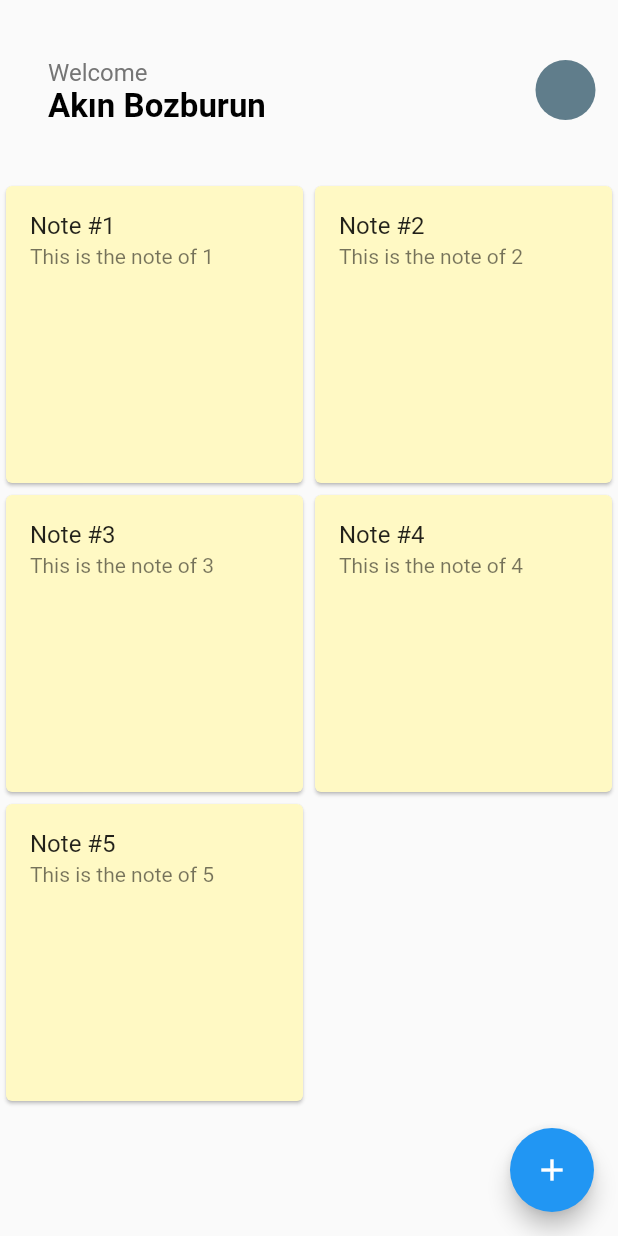
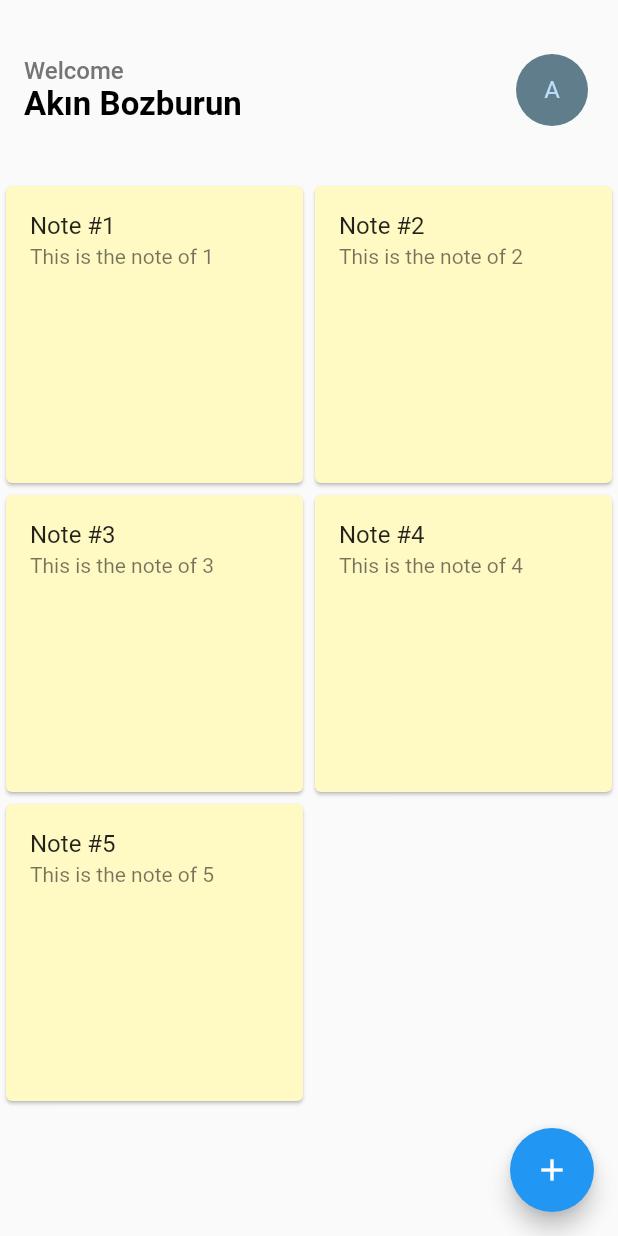
Before and after one commit to AkinBozburun/Note-App-Flutter, a Flutter app: the screen it shows after launch, on a phone screen of 412 x 824 dp. Run offline on Flutter 3.47's test engine with Material 2 defaults, Android fonts, the phone set to English and light mode, and no system bars.

Commit message:
Create custom widgets

```diff
--- a/lib/view/notes_page.dart
+++ b/lib/view/notes_page.dart
@@ -1,5 +1,6 @@
 import 'package:flutter/material.dart';
 import 'package:flutter/services.dart';
+import 'package:my_notes_app/widgets.dart';
 
 class NotesPage extends StatefulWidget
 {
@@ -20,10 +21,14 @@ class _NotesPageState extends State<NotesPage>
     (
       appBar: AppBar
       (
-        title: ListTile
+        title: Column
         (
-          title: Text("Welcome",style: TextStyle(color: Colors.grey.shade600,fontSize: 16)),
-          subtitle: Text(gelenKullanici,style: const TextStyle(color: Colors.black,fontWeight: FontWeight.bold,fontSize: 22)),
+          crossAxisAlignment: CrossAxisAlignment.start,
+          children:
+          [
+            Text("Welcome",style: TextStyle(color: Colors.grey.shade600,fontSize: 16)),
+            Text(gelenKullanici,style: const TextStyle(color: Colors.black,fontWeight: FontWeight.bold,fontSize: 22)),
+          ],
         ),
         backgroundColor: Colors.transparent,
         systemOverlayStyle: const SystemUiOverlayStyle
@@ -33,10 +38,10 @@ class _NotesPageState extends State<NotesPage>
         ),
         elevation: 0,
         toolbarHeight: 120,
-        actions: const [Padding
+        actions: [Padding
         (
-          padding:  EdgeInsets.only(right: 15),
-          child: CircleAvatar(backgroundColor: Colors.blueGrey),
+          padding: const EdgeInsets.only(right: 20),
+          child: avatar(),
         )],
       ),
       body: GridView.builder
--- /dev/null
+++ b/lib/widgets.dart
@@ -0,0 +1,12 @@
+import 'package:flutter/material.dart';
+
+Widget avatar() => GestureDetector
+  (
+    onTap: () => print("auth"),
+    child: const CircleAvatar
+    (
+      radius: 24,
+      backgroundColor: Colors.blueGrey,
+      child: Text("A"),
+    ),
+  );
```
